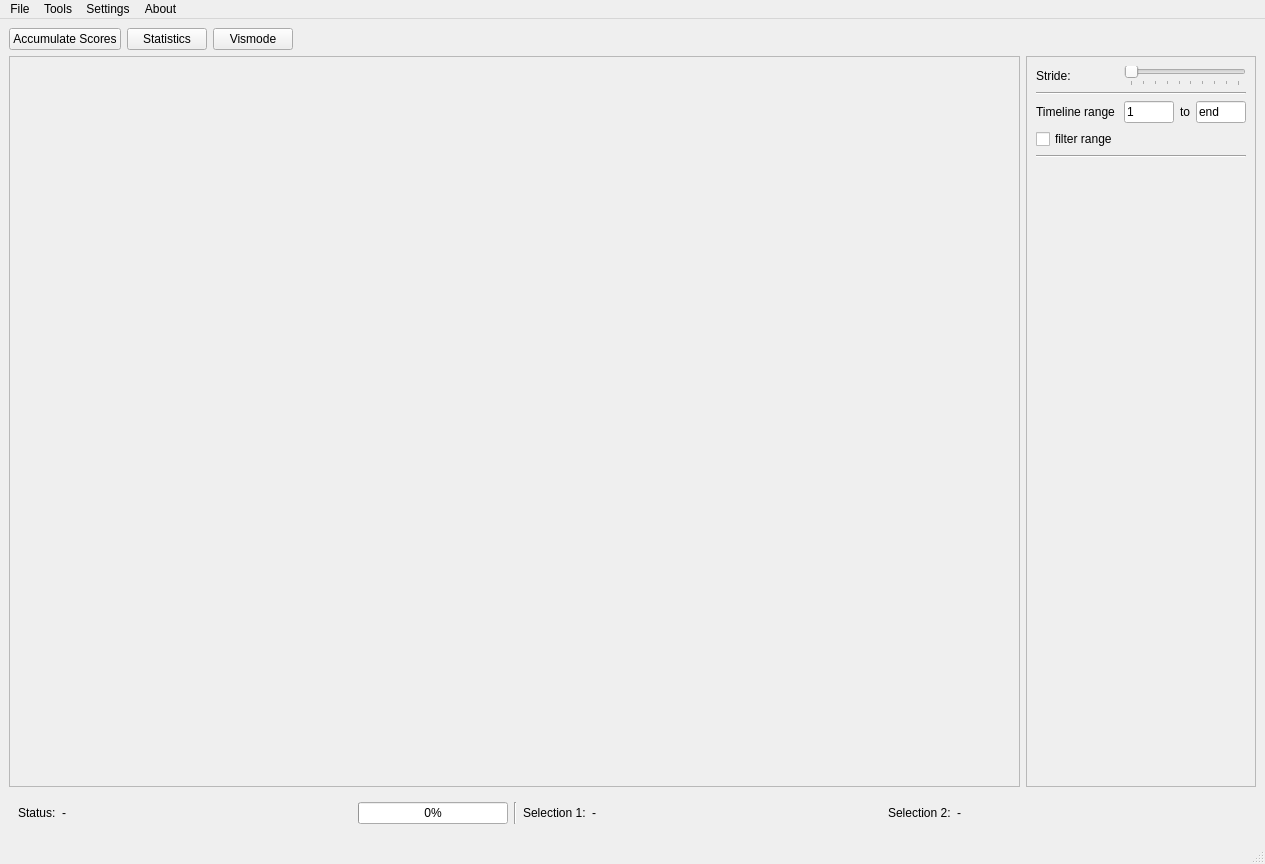
maxscheurer/pycontact, file PyContact/gui/MainQtGui.ui: the form before one commit.
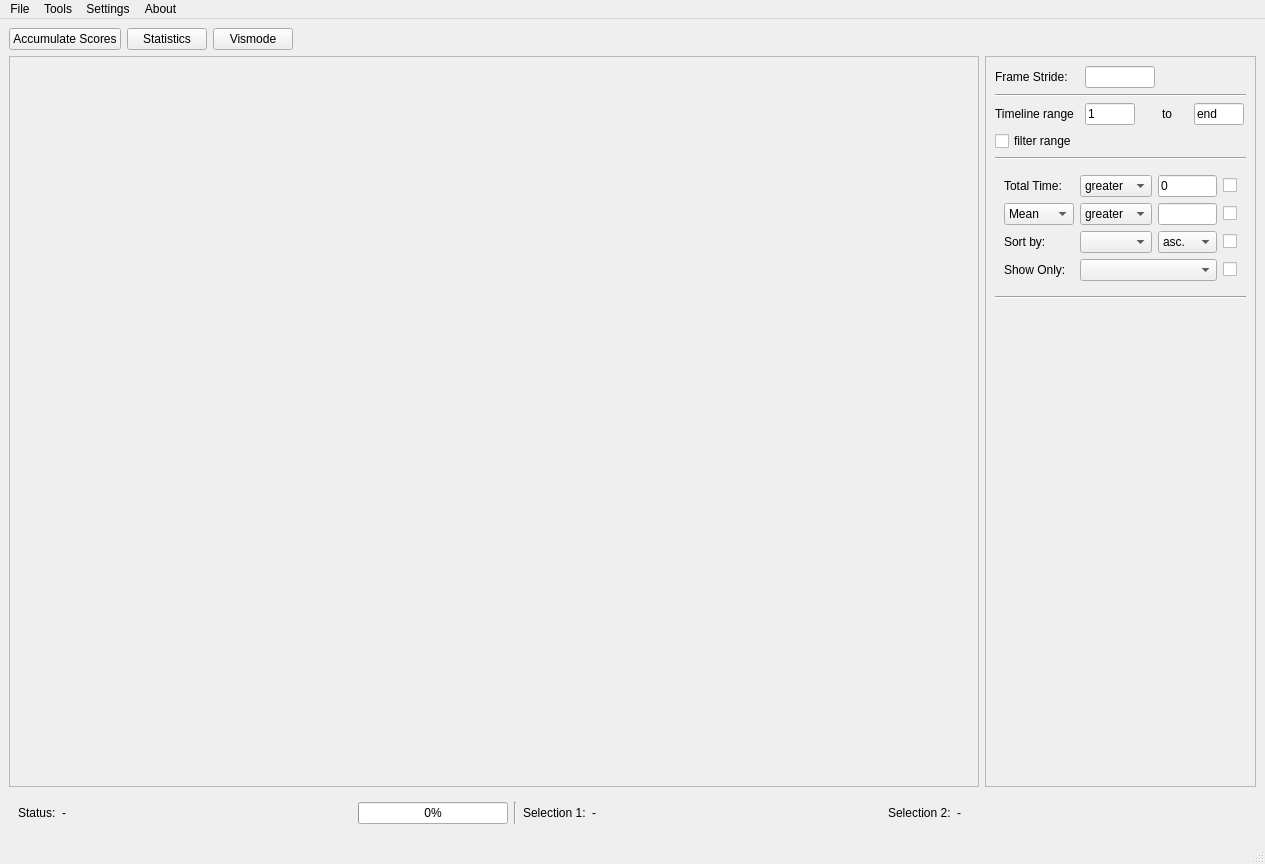
The form after the commit.

```diff
--- a/PyContact/gui/MainQtGui.ui
+++ b/PyContact/gui/MainQtGui.ui
@@ -129,6 +129,54 @@
       </layout>
      </widget>
     </item>
+    <item row="2" column="0" colspan="8">
+     <widget class="QScrollArea" name="scrollArea">
+      <property name="sizeAdjustPolicy">
+       <enum>QAbstractScrollArea::AdjustIgnored</enum>
+      </property>
+      <property name="widgetResizable">
+       <bool>true</bool>
+      </property>
+      <widget class="QWidget" name="scrollAreaWidgetContents">
+       <property name="geometry">
+        <rect>
+         <x>0</x>
+         <y>0</y>
+         <width>944</width>
+         <height>708</height>
+        </rect>
+       </property>
+       <zorder>filterFrame</zorder>
+      </widget>
+     </widget>
+    </item>
+    <item row="0" column="2">
+     <widget class="QPushButton" name="statisticsButton">
+      <property name="text">
+       <string>Statistics</string>
+      </property>
+     </widget>
+    </item>
+    <item row="0" column="0" colspan="2">
+     <widget class="QPushButton" name="analysisButton">
+      <property name="text">
+       <string>Accumulate Scores</string>
+      </property>
+     </widget>
+    </item>
+    <item row="0" column="5">
+     <spacer name="horizontalSpacer">
+      <property name="orientation">
+       <enum>Qt::Horizontal</enum>
+      </property>
+      <property name="sizeHint" stdset="0">
+       <size>
+        <width>40</width>
+        <height>20</height>
+       </size>
+      </property>
+     </spacer>
+    </item>
     <item row="2" column="8" colspan="2">
      <widget class="QFrame" name="filterFrame">
       <property name="frameShape">
@@ -138,6 +186,19 @@
        <enum>QFrame::Raised</enum>
       </property>
       <layout class="QGridLayout" name="gridLayout_3">
+       <item row="7" column="1">
+        <spacer name="verticalSpacer">
+         <property name="orientation">
+          <enum>Qt::Vertical</enum>
+         </property>
+         <property name="sizeHint" stdset="0">
+          <size>
+           <width>20</width>
+           <height>40</height>
+          </size>
+         </property>
+        </spacer>
+       </item>
        <item row="0" column="1">
         <widget class="QLabel" name="zoomSliderLabel">
          <property name="sizePolicy">
@@ -147,7 +208,7 @@
           </sizepolicy>
          </property>
          <property name="text">
-          <string>Stride:</string>
+          <string>Frame Stride:</string>
          </property>
         </widget>
        </item>
@@ -155,7 +216,7 @@
         <widget class="QLabel" name="toLabel">
          <property name="maximumSize">
           <size>
-           <width>30</width>
+           <width>25</width>
            <height>16777215</height>
           </size>
          </property>
@@ -229,53 +290,6 @@
          </property>
         </widget>
        </item>
-       <item row="0" column="2" colspan="3">
-        <widget class="QSlider" name="mergeSlider">
-         <property name="sizePolicy">
-          <sizepolicy hsizetype="Expanding" vsizetype="Fixed">
-           <horstretch>0</horstretch>
-           <verstretch>0</verstretch>
-          </sizepolicy>
-         </property>
-         <property name="minimum">
-          <number>1</number>
-         </property>
-         <property name="maximum">
-          <number>10</number>
-         </property>
-         <property name="singleStep">
-          <number>1</number>
-         </property>
-         <property name="orientation">
-          <enum>Qt::Horizontal</enum>
-         </property>
-         <property name="invertedAppearance">
-          <bool>false</bool>
-         </property>
-         <property name="invertedControls">
-          <bool>false</bool>
-         </property>
-         <property name="tickPosition">
-          <enum>QSlider::TicksBelow</enum>
-         </property>
-         <property name="tickInterval">
-          <number>1</number>
-         </property>
-        </widget>
-       </item>
-       <item row="5" column="1">
-        <spacer name="verticalSpacer">
-         <property name="orientation">
-          <enum>Qt::Vertical</enum>
-         </property>
-         <property name="sizeHint" stdset="0">
-          <size>
-           <width>20</width>
-           <height>40</height>
-          </size>
-         </property>
-        </spacer>
-       </item>
        <item row="1" column="1" colspan="4">
         <widget class="Line" name="line_2">
          <property name="orientation">
@@ -283,55 +297,219 @@
          </property>
         </widget>
        </item>
+       <item row="5" column="1" colspan="4">
+        <widget class="QWidget" name="widget" native="true">
+         <layout class="QGridLayout" name="gridLayout_4">
+          <item row="0" column="1">
+           <widget class="QComboBox" name="comboBox">
+            <property name="maximumSize">
+             <size>
+              <width>75</width>
+              <height>16777215</height>
+             </size>
+            </property>
+            <item>
+             <property name="text">
+              <string>greater</string>
+             </property>
+            </item>
+            <item>
+             <property name="text">
+              <string>smaller</string>
+             </property>
+            </item>
+           </widget>
+          </item>
+          <item row="1" column="1">
+           <widget class="QComboBox" name="comboBox_3">
+            <property name="maximumSize">
+             <size>
+              <width>75</width>
+              <height>16777215</height>
+             </size>
+            </property>
+            <item>
+             <property name="text">
+              <string>greater</string>
+             </property>
+            </item>
+            <item>
+             <property name="text">
+              <string>smaller</string>
+             </property>
+            </item>
+           </widget>
+          </item>
+          <item row="2" column="0">
+           <widget class="QLabel" name="label_2">
+            <property name="maximumSize">
+             <size>
+              <width>75</width>
+              <height>16777215</height>
+             </size>
+            </property>
+            <property name="text">
+             <string>Sort by:</string>
+            </property>
+           </widget>
+          </item>
+          <item row="2" column="2">
+           <widget class="QComboBox" name="comboBox_5">
+            <property name="maximumSize">
+             <size>
+              <width>75</width>
+              <height>16777215</height>
+             </size>
+            </property>
+            <item>
+             <property name="text">
+              <string>asc.</string>
+             </property>
+            </item>
+            <item>
+             <property name="text">
+              <string>desc.</string>
+             </property>
+            </item>
+           </widget>
+          </item>
+          <item row="0" column="0">
+           <widget class="QLabel" name="label">
+            <property name="maximumSize">
+             <size>
+              <width>70</width>
+              <height>16777215</height>
+             </size>
+            </property>
+            <property name="text">
+             <string>Total Time:</string>
+            </property>
+           </widget>
+          </item>
+          <item row="1" column="0">
+           <widget class="QComboBox" name="comboBox_2">
+            <property name="maximumSize">
+             <size>
+              <width>70</width>
+              <height>16777215</height>
+             </size>
+            </property>
+            <item>
+             <property name="text">
+              <string>Mean</string>
+             </property>
+            </item>
+            <item>
+             <property name="text">
+              <string>Median</string>
+             </property>
+            </item>
+            <item>
+             <property name="text">
+              <string>HB %</string>
+             </property>
+            </item>
+           </widget>
+          </item>
+          <item row="1" column="2">
+           <widget class="QLineEdit" name="lineEdit_2">
+            <property name="maximumSize">
+             <size>
+              <width>75</width>
+              <height>16777215</height>
+             </size>
+            </property>
+           </widget>
+          </item>
+          <item row="0" column="3">
+           <widget class="QCheckBox" name="checkBox">
+            <property name="text">
+             <string/>
+            </property>
+           </widget>
+          </item>
+          <item row="0" column="2">
+           <widget class="QLineEdit" name="lineEdit">
+            <property name="maximumSize">
+             <size>
+              <width>75</width>
+              <height>16777215</height>
+             </size>
+            </property>
+            <property name="text">
+             <string>0</string>
+            </property>
+           </widget>
+          </item>
+          <item row="1" column="3">
+           <widget class="QCheckBox" name="checkBox_2">
+            <property name="text">
+             <string/>
+            </property>
+           </widget>
+          </item>
+          <item row="2" column="1">
+           <widget class="QComboBox" name="comboBox_4">
+            <property name="maximumSize">
+             <size>
+              <width>75</width>
+              <height>16777215</height>
+             </size>
+            </property>
+           </widget>
+          </item>
+          <item row="2" column="3">
+           <widget class="QCheckBox" name="checkBox_3">
+            <property name="text">
+             <string/>
+            </property>
+           </widget>
+          </item>
+          <item row="3" column="0">
+           <widget class="QLabel" name="label_3">
+            <property name="maximumSize">
+             <size>
+              <width>75</width>
+              <height>16777215</height>
+             </size>
+            </property>
+            <property name="text">
+             <string>Show Only:</string>
+            </property>
+           </widget>
+          </item>
+          <item row="3" column="1" colspan="2">
+           <widget class="QComboBox" name="comboBox_6"/>
+          </item>
+          <item row="3" column="3">
+           <widget class="QCheckBox" name="checkBox_4">
+            <property name="text">
+             <string/>
+            </property>
+           </widget>
+          </item>
       </layout>
      </widget>
     </item>
-    <item row="2" column="0" colspan="8">
-     <widget class="QScrollArea" name="scrollArea">
-      <property name="sizeAdjustPolicy">
-       <enum>QAbstractScrollArea::AdjustIgnored</enum>
-      </property>
-      <property name="widgetResizable">
-       <bool>true</bool>
-      </property>
-      <widget class="QWidget" name="scrollAreaWidgetContents">
-       <property name="geometry">
-        <rect>
-         <x>0</x>
-         <y>0</y>
-         <width>990</width>
-         <height>708</height>
-        </rect>
-       </property>
-      </widget>
-     </widget>
-    </item>
     <item row="0" column="2">
-     <widget class="QPushButton" name="statisticsButton">
-      <property name="text">
-       <string>Statistics</string>
+        <widget class="QLineEdit" name="lineEdit_3">
+         <property name="maximumSize">
+          <size>
+           <width>70</width>
+           <height>16777215</height>
+          </size>
       </property>
      </widget>
     </item>
-    <item row="0" column="0" colspan="2">
-     <widget class="QPushButton" name="analysisButton">
-      <property name="text">
-       <string>Accumulate Scores</string>
-      </property>
-     </widget>
-    </item>
-    <item row="0" column="5">
-     <spacer name="horizontalSpacer">
+       <item row="6" column="1" colspan="4">
+        <widget class="Line" name="line_3">
       <property name="orientation">
        <enum>Qt::Horizontal</enum>
       </property>
-      <property name="sizeHint" stdset="0">
-       <size>
-        <width>40</width>
-        <height>20</height>
-       </size>
-      </property>
-     </spacer>
+        </widget>
+       </item>
+      </layout>
+     </widget>
     </item>
    </layout>
   </widget>
```
Lines whose indentation alone changed are shown as unchanged.
